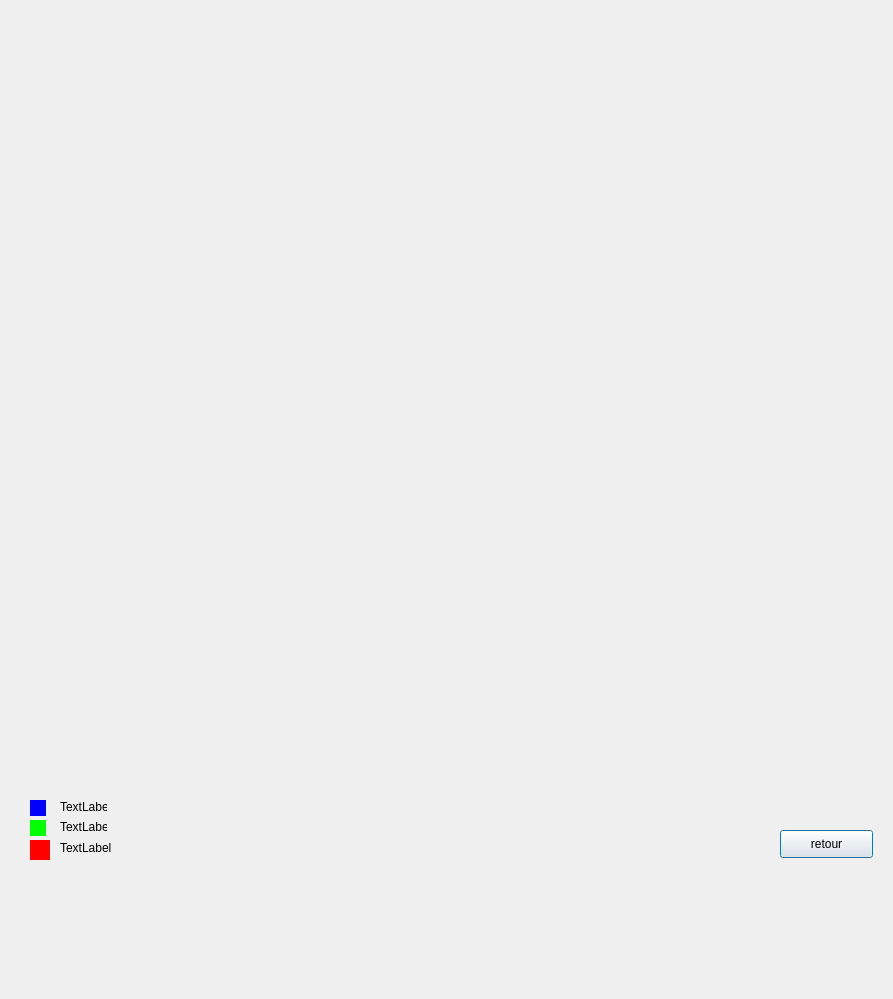
The window that stati.ui (ahmed-debbech/b_fast) describes before a commit, drawn with Qt 5.
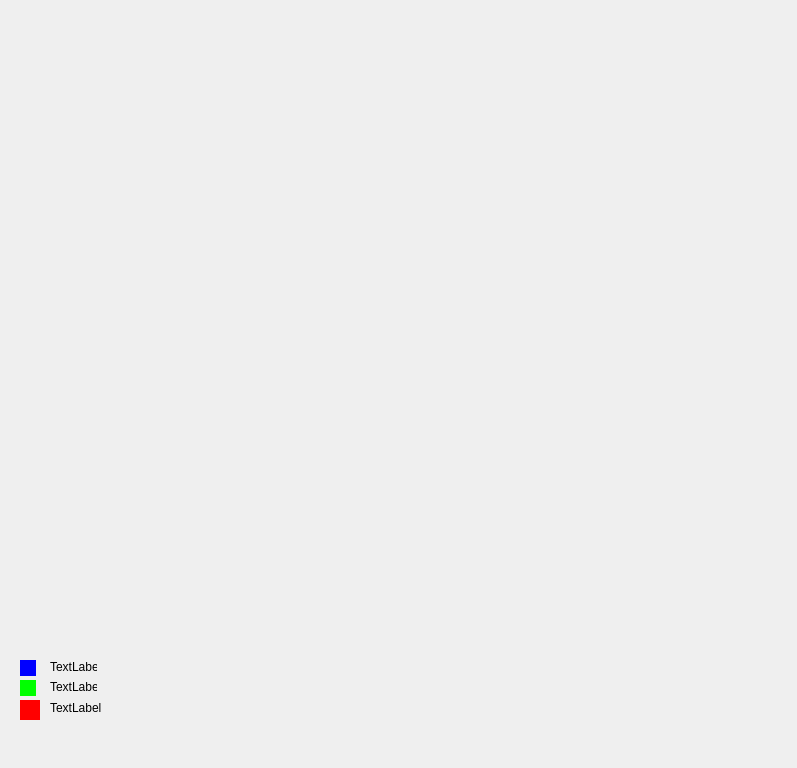
The same window after the commit.

```diff
--- a/stati.ui
+++ b/stati.ui
@@ -6,18 +6,57 @@
    <rect>
     <x>0</x>
     <y>0</y>
-    <width>893</width>
-    <height>999</height>
+    <width>797</width>
+    <height>768</height>
    </rect>
   </property>
   <property name="windowTitle">
    <string>Dialog</string>
   </property>
+  <widget class="QLabel" name="label_4">
+   <property name="geometry">
+    <rect>
+     <x>50</x>
+     <y>700</y>
+     <width>131</width>
+     <height>16</height>
+    </rect>
+   </property>
+   <property name="text">
+    <string>TextLabel</string>
+   </property>
+  </widget>
+  <widget class="QWidget" name="widget_5" native="true">
+   <property name="geometry">
+    <rect>
+     <x>20</x>
+     <y>700</y>
+     <width>20</width>
+     <height>20</height>
+    </rect>
+   </property>
+   <property name="styleSheet">
+    <string notr="true">background-color: rgb(255, 0, 0);</string>
+   </property>
+  </widget>
+  <widget class="QLabel" name="label_3">
+   <property name="geometry">
+    <rect>
+     <x>50</x>
+     <y>680</y>
+     <width>47</width>
+     <height>13</height>
+    </rect>
+   </property>
+   <property name="text">
+    <string>TextLabel</string>
+   </property>
+  </widget>
   <widget class="QWidget" name="widget" native="true">
    <property name="geometry">
     <rect>
-     <x>30</x>
-     <y>800</y>
+     <x>20</x>
+     <y>660</y>
      <width>16</width>
      <height>16</height>
     </rect>
@@ -41,11 +80,24 @@
     </property>
    </widget>
   </widget>
+  <widget class="QLabel" name="label_2">
+   <property name="geometry">
+    <rect>
+     <x>50</x>
+     <y>660</y>
+     <width>47</width>
+     <height>13</height>
+    </rect>
+   </property>
+   <property name="text">
+    <string>TextLabel</string>
+   </property>
+  </widget>
   <widget class="QWidget" name="widget_6" native="true">
    <property name="geometry">
     <rect>
-     <x>30</x>
-     <y>820</y>
+     <x>20</x>
+     <y>680</y>
      <width>16</width>
      <height>16</height>
     </rect>
@@ -54,71 +106,6 @@
     <string notr="true">background-color: rgb(0, 255, 0);</string>
    </property>
   </widget>
-  <widget class="QLabel" name="label_3">
-   <property name="geometry">
-    <rect>
-     <x>60</x>
-     <y>820</y>
-     <width>47</width>
-     <height>13</height>
-    </rect>
-   </property>
-   <property name="text">
-    <string>TextLabel</string>
-   </property>
-  </widget>
-  <widget class="QLabel" name="label_2">
-   <property name="geometry">
-    <rect>
-     <x>60</x>
-     <y>800</y>
-     <width>47</width>
-     <height>13</height>
-    </rect>
-   </property>
-   <property name="text">
-    <string>TextLabel</string>
-   </property>
-  </widget>
-  <widget class="QLabel" name="label_4">
-   <property name="geometry">
-    <rect>
-     <x>60</x>
-     <y>840</y>
-     <width>131</width>
-     <height>16</height>
-    </rect>
-   </property>
-   <property name="text">
-    <string>TextLabel</string>
-   </property>
-  </widget>
-  <widget class="QWidget" name="widget_5" native="true">
-   <property name="geometry">
-    <rect>
-     <x>30</x>
-     <y>840</y>
-     <width>20</width>
-     <height>20</height>
-    </rect>
-   </property>
-   <property name="styleSheet">
-    <string notr="true">background-color: rgb(255, 0, 0);</string>
-   </property>
-  </widget>
-  <widget class="QPushButton" name="pushButton">
-   <property name="geometry">
-    <rect>
-     <x>780</x>
-     <y>830</y>
-     <width>93</width>
-     <height>28</height>
-    </rect>
-   </property>
-   <property name="text">
-    <string>retour</string>
-   </property>
-  </widget>
  </widget>
  <resources/>
  <connections/>
```
